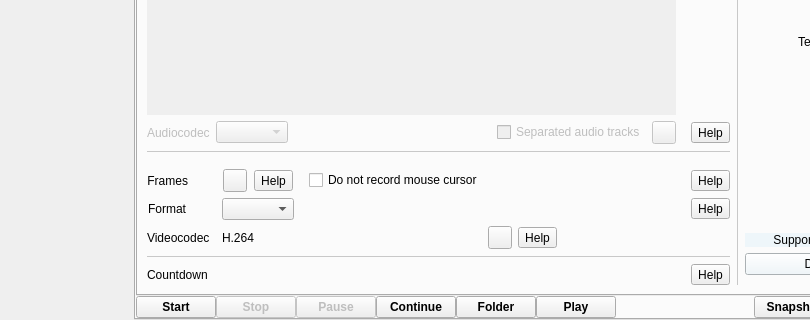
vkohaupt/vokoscreenNG, file src/wayland/formMainWindow_wl.ui: the form before one commit; both pictures show x 0 to 810 and y 221 to 541 of the 916 by 541 pixel window.
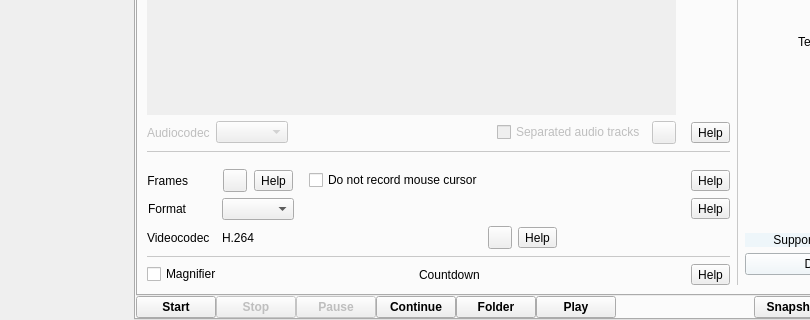
The form after the commit. Icons and pictures are not drawn.

Commit message: Wayland: Magnifier

Patch:
```diff
--- a/src/wayland/formMainWindow_wl.ui
+++ b/src/wayland/formMainWindow_wl.ui
@@ -828,6 +828,29 @@
                 </item>
                 <item>
                  <layout class="QHBoxLayout" name="horizontalLayout_10">
+                  <item>
+                   <widget class="QCheckBox" name="checkBoxMagnifier">
+                    <property name="text">
+                     <string>Magnifier</string>
+                    </property>
+                   </widget>
+                  </item>
+                  <item>
+                   <spacer name="horizontalSpacer_19">
+                    <property name="orientation">
+                     <enum>Qt::Orientation::Horizontal</enum>
+                    </property>
+                    <property name="sizeType">
+                     <enum>QSizePolicy::Policy::Minimum</enum>
+                    </property>
+                    <property name="sizeHint" stdset="0">
+                     <size>
+                      <width>40</width>
+                      <height>20</height>
+                     </size>
+                    </property>
+                   </spacer>
+                  </item>
                   <item>
                    <widget class="QLabel" name="labelScreencastCountdownText">
                     <property name="text">
@@ -840,6 +863,9 @@
                     <property name="orientation">
                      <enum>Qt::Orientation::Horizontal</enum>
                     </property>
+                    <property name="sizeType">
+                     <enum>QSizePolicy::Policy::Minimum</enum>
+                    </property>
                     <property name="sizeHint" stdset="0">
                      <size>
                       <width>40</width>
```
Left out of the diff: 94 changed lines with no effect on the pictures. The commit also changes 3 other files.
